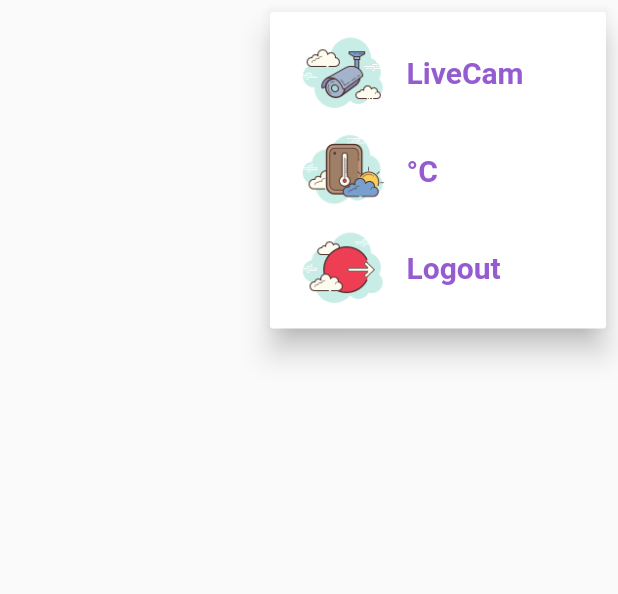
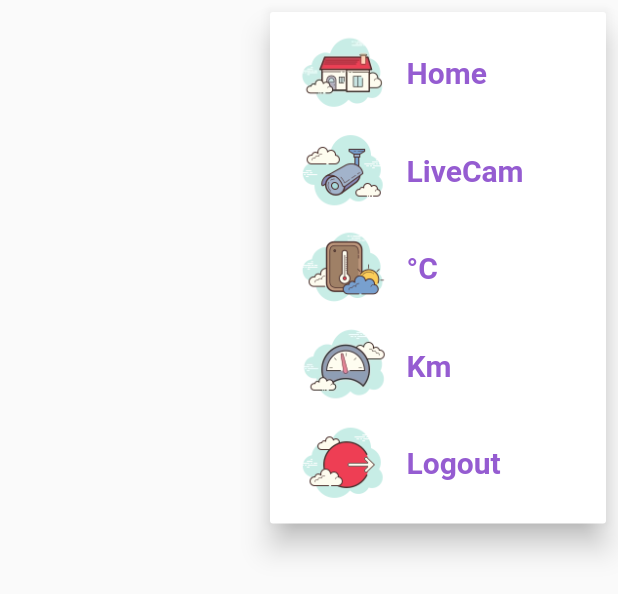
Before and after one commit to ResidentTenko/Weather_Cam_Capstone, a Flutter app: the HomePageAppBar widget shown alone on an empty page, opened directly, after a tap on the "more vert" icon, on a phone screen of 412 x 824 dp. Shown: the top 594 px of the screen. Run offline on Flutter 3.47's test engine with Material 2 defaults, Android fonts, the phone set to English and light mode, and no system bars; our stand-ins replace animated_text_kit, bloc, cloud_firestore, equatable, firebase_auth, firebase_core and 9 more; missing offline and left inert: flutter_facebook_auth, flutter_inappwebview; accounts and stored records are empty.

Commit message:
Fidel Changes Done

```diff
--- a/weather_cam/lib/blocs/temp_settings/temp_settings_cubit.dart
+++ b/weather_cam/lib/blocs/temp_settings/temp_settings_cubit.dart
@@ -1,16 +1,39 @@
-import 'package:bloc/bloc.dart';
 import 'package:equatable/equatable.dart';
+import 'package:hydrated_bloc/hydrated_bloc.dart';
 
 part 'temp_settings_state.dart';
 
-class TempSettingsCubit extends Cubit<TempSettingsState> {
+class TempSettingsCubit extends Cubit<TempSettingsState> with HydratedMixin {
   TempSettingsCubit() : super(TempSettingsState.initial());
   void toggleTempUnit() {
-    emit(state.copyWith(
-      tempUnit: state.tempUnit == TempUnit.celsius
-          ? TempUnit.fahrenheit
-          : TempUnit.celsius,
-    ));
+    emit(
+      state.copyWith(
+        tempUnit: state.tempUnit == TempUnit.celsius
+            ? TempUnit.fahrenheit
+            : TempUnit.celsius,
+      ),
+    );
     print('tempUnit: $state');
   }
+
+  void toggleMeasurementUnit() {
+    emit(
+      state.copyWith(
+        measurementUnit: state.measurementUnit == MeasurementUnit.kilometers
+            ? MeasurementUnit.miles
+            : MeasurementUnit.kilometers,
+      ),
+    );
+    print('measurementUnit: $state');
+  }
+
+  @override
+  TempSettingsState fromJson(Map<String, dynamic> json) {
+    return TempSettingsState.fromJson(json);
+  }
+
+  @override
+  Map<String, dynamic> toJson(TempSettingsState state) {
+    return state.toJson();
+  }
 }
--- a/weather_cam/lib/blocs/temp_settings/temp_settings_state.dart
+++ b/weather_cam/lib/blocs/temp_settings/temp_settings_state.dart
@@ -1,12 +1,31 @@
+// ignore_for_file: public_member_api_docs, sort_constructors_first
 part of 'temp_settings_cubit.dart';
 
-enum TempUnit { fahrenheit, celsius }
+enum TempUnit {
+  fahrenheit,
+  celsius;
+
+  String toJson() => name;
+
+  static TempUnit fromJson(String json) => values.byName(json);
+}
+
+enum MeasurementUnit {
+  miles,
+  kilometers;
+
+  String toJson() => name;
+
+  static MeasurementUnit fromJson(String json) => values.byName(json);
+}
 
 class TempSettingsState extends Equatable {
   final TempUnit tempUnit;
+  final MeasurementUnit measurementUnit;
 
   const TempSettingsState({
     this.tempUnit = TempUnit.fahrenheit,
+    this.measurementUnit = MeasurementUnit.miles,
   });
 
   factory TempSettingsState.initial() {
@@ -14,16 +33,35 @@ class TempSettingsState extends Equatable {
   }
 
   @override
-  List<Object> get props => [tempUnit];
+  List<Object> get props => [tempUnit, measurementUnit];
 
   @override
-  String toString() => 'TempSettingsState(tempUnit: $tempUnit)';
+  String toString() =>
+      'TempSettingsState(tempUnit: $tempUnit, measurementUnit: $measurementUnit)';
 
   TempSettingsState copyWith({
     TempUnit? tempUnit,
+    MeasurementUnit? measurementUnit,
   }) {
     return TempSettingsState(
       tempUnit: tempUnit ?? this.tempUnit,
+      measurementUnit: measurementUnit ?? this.measurementUnit,
+    );
+  }
+
+  // Called when converting the state to a map (think of it in terms of JSON)
+  Map<String, dynamic> toJson() {
+    return <String, dynamic>{
+      'tempUnit': tempUnit.toJson(),
+      'measurementUnit': measurementUnit.toJson(),
+    };
+  }
+
+  // Called when converting the storage JSON back to a state object
+  factory TempSettingsState.fromJson(Map<String, dynamic> json) {
+    return TempSettingsState(
+      tempUnit: TempUnit.fromJson(json['tempUnit']),
+      measurementUnit: MeasurementUnit.fromJson(json['measurementUnit']),
     );
   }
 }
--- a/weather_cam/lib/widgets/home_page_app_bar.dart
+++ b/weather_cam/lib/widgets/home_page_app_bar.dart
@@ -1,6 +1,7 @@
 import 'package:flutter/material.dart';
 import 'package:flutter_application/blocs/auth/auth_bloc.dart';
 import 'package:flutter_application/blocs/temp_settings/temp_settings_cubit.dart';
+import 'package:flutter_application/blocs/weather/weather_bloc.dart';
 import 'package:flutter_application/pages/live_cam_select.dart';
 import 'package:flutter_bloc/flutter_bloc.dart';
 
@@ -21,6 +22,31 @@ class HomePageAppBar extends StatelessWidget implements PreferredSizeWidget {
               itemBuilder: (context) => [
                 PopupMenuItem(
                   value: 1,
+                  child: Row(
+                    children: [
+                      Image.asset(
+                        'assets/images/home.png',
+                        width: 65,
+                        height: 65,
+                      ),
+                      const SizedBox(
+                        width: 10,
+                      ),
+                      const Text(
+                        "Home",
+                        style: TextStyle(
+                          color: Color(
+                            0xff955cd1,
+                          ),
+                          fontSize: 20,
+                          fontWeight: FontWeight.bold,
+                        ),
+                      ),
+                    ],
+                  ),
+                ),
+                PopupMenuItem(
+                  value: 2,
                   child: Row(
                     children: [
                       Image.asset(
@@ -45,7 +71,7 @@ class HomePageAppBar extends StatelessWidget implements PreferredSizeWidget {
                   ),
                 ),
                 PopupMenuItem(
-                  value: 2,
+                  value: 3,
                   child: Row(
                     children: [
                       Image.asset(
@@ -62,17 +88,49 @@ class HomePageAppBar extends StatelessWidget implements PreferredSizeWidget {
                             ? "°F"
                             : "°C",
                         style: const TextStyle(
-                            color: Color(
-                              0xff955cd1,
-                            ),
-                            fontSize: 20,
-                            fontWeight: FontWeight.bold),
+                          color: Color(
+                            0xff955cd1,
+                          ),
+                          fontSize: 20,
+                          fontWeight: FontWeight.bold,
+                        ),
                       ),
                     ],
                   ),
                 ),
                 PopupMenuItem(
-                  value: 3,
+                  value: 4,
+                  child: Row(
+                    children: [
+                      Image.asset(
+                        'assets/images/speed.png',
+                        width: 65,
+                        height: 65,
+                      ),
+                      const SizedBox(
+                        width: 10,
+                      ),
+                      Text(
+                        context
+                                    .read<TempSettingsCubit>()
+                                    .state
+                                    .measurementUnit ==
+                                MeasurementUnit.kilometers
+                            ? "Mi"
+                            : "Km",
+                        style: const TextStyle(
+                          color: Color(
+                            0xff955cd1,
+                          ),
+                          fontSize: 20,
+                          fontWeight: FontWeight.bold,
+                        ),
+                      ),
+                    ],
+                  ),
+                ),
+                PopupMenuItem(
+                  value: 5,
                   child: Row(
                     children: [
                       Image.asset(
@@ -97,10 +155,16 @@ class HomePageAppBar extends StatelessWidget implements PreferredSizeWidget {
               ],
               onSelected: (value) {
                 if (value == 1) {
+                  context
+                      .read<WeatherBloc>()
+                      .add(FetchWeatherFromLocationEvent());
+                } else if (value == 2) {
                   _openLiveCamPage(context);
-                } else if (value == 2) {
+                } else if (value == 3) {
                   context.read<TempSettingsCubit>().toggleTempUnit();
-                } else if (value == 3) {
+                } else if (value == 4) {
+                  context.read<TempSettingsCubit>().toggleMeasurementUnit();
+                } else if (value == 5) {
                   context.read<AuthBloc>().add(SignoutRequestedEvent());
                 }
               },
--- a/weather_cam/pubspec.yaml
+++ b/weather_cam/pubspec.yaml
@@ -56,6 +56,7 @@ dependencies:
   text_scroll: ^0.2.0
   youtube_player_flutter: ^8.1.2
   animated_text_kit: ^4.2.2
+  timezone: ^0.9.2
 
 dev_dependencies:
   flutter_test:
```
Also changed, not shown: weather_cam/lib/main.dart (+8 -7 lines), weather_cam/lib/models/weather.dart (+27 -4 lines), weather_cam/lib/pages/home_page.dart (+81 -18 lines), weather_cam/lib/widgets/hourly_forecast_widget.dart (+2 -8 lines), weather_cam/assets/images/home.png (added), weather_cam/assets/images/speed.png (added), weather_cam/pubspec.lock.
